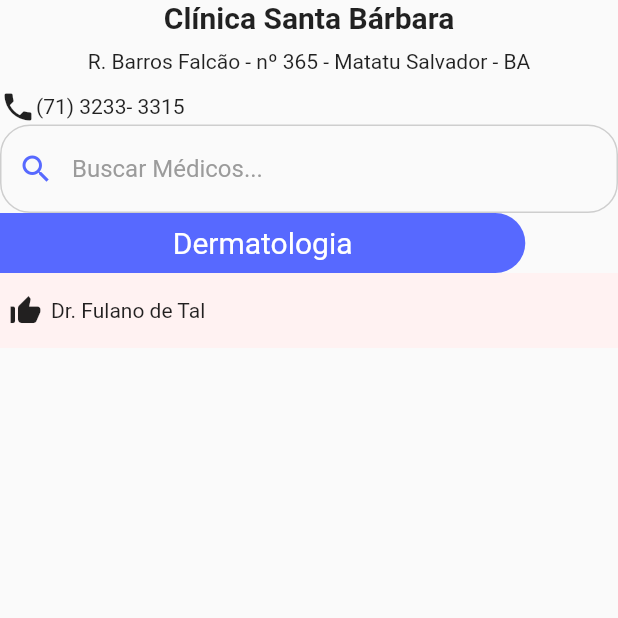
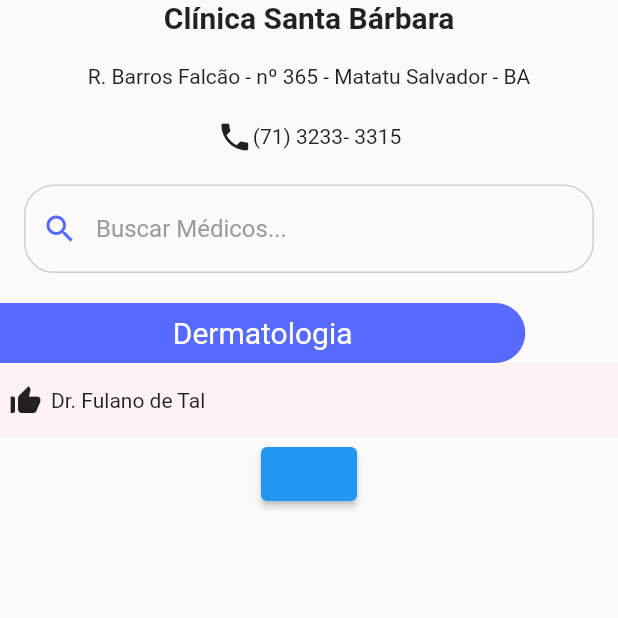
Before and after one commit to AlbertoDoc/cline, a Flutter app: the ClinicOverviewPage screen opened directly, on a phone screen of 412 x 824 dp, the top half of it. Run offline on Flutter 3.47's test engine with Material 2 defaults, Android fonts, the phone set to English and light mode, and no system bars.

Commit message:
[FEAT]: Ajustando layout do widget _clinicInfo e do widget _searchField.

```diff
--- a/lib/features/clinicOverview/clinic_overview_screen.dart
+++ b/lib/features/clinicOverview/clinic_overview_screen.dart
@@ -1,5 +1,6 @@
 import 'package:cline/core/values/cline_colors.dart';
 import 'package:cline/features/clinicOverview/clinic_overview_controller.dart';
+import 'package:cline/features/queue/queue_screen.dart';
 import 'package:cline/widgets/input_field/input_search_field_clinic.dart';
 import 'package:flutter/material.dart';
 
@@ -22,12 +23,19 @@ class _ClinicOverviewPageState extends State<ClinicOverviewPage> {
               child: Column(
                 children: [
                   _clinicInfo(),
-                  _searchField()
+                  SizedBox(height: 20,),
+                  _searchField(),
+                  SizedBox(height: 20,),
                 ],
               ),
             ),
             _specializationContainer(),
             _doctorContainer(),
+            ElevatedButton(onPressed: () {
+              Navigator.of(context).push(
+                MaterialPageRoute(builder: (context) => QueuePage())
+              );
+            })
             //_doctorsList()
           ],
         ),
@@ -44,10 +52,11 @@ class _ClinicOverviewPageState extends State<ClinicOverviewPage> {
               fontWeight: FontWeight.bold
           ),
         ),
-        SizedBox(height: 10,),
+        SizedBox(height: 20,),
         Text("R. Barros Falcão - nº 365 - Matatu Salvador - BA"),
-        SizedBox(height: 10,),
+        SizedBox(height: 20,),
         Row(
+          mainAxisAlignment: MainAxisAlignment.center,
           children: [
             Icon(Icons.phone),
             Text("(71) 3233- 3315")
@@ -58,7 +67,9 @@ class _ClinicOverviewPageState extends State<ClinicOverviewPage> {
   }
 
   Widget _searchField() {
-    return StreamBuilder<String>(
+    return Padding(
+      padding: const EdgeInsets.only(left: 16.0, right: 16.0),
+      child: StreamBuilder<String>(
           stream: _controller.searchState,
           initialData: '',
 
@@ -68,6 +79,7 @@ class _ClinicOverviewPageState extends State<ClinicOverviewPage> {
                 onChanged: _controller.onSearchChange
             );
           }
+      ),
     );
   }
 
```
Lines whose indentation alone changed are shown as unchanged.
